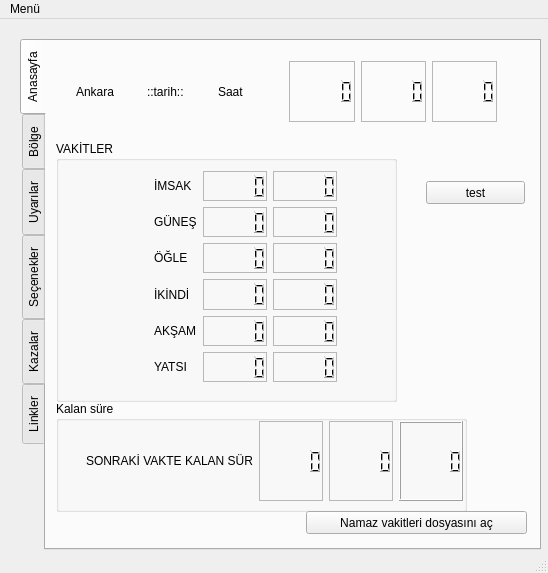
First picture: the form in data/gui/ui_pynamaz.ui, repository mustafairan/pynamaz, before the edit.
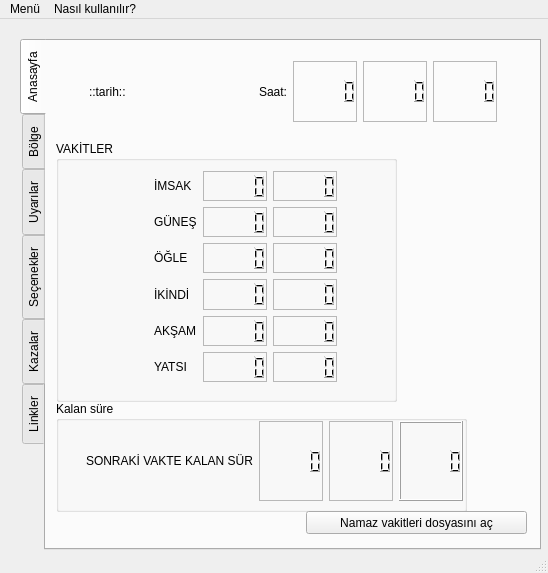
Second picture: the form after the edit. The open tabs and pages were chosen to show the change.

```diff
--- a/data/gui/ui_pynamaz.ui
+++ b/data/gui/ui_pynamaz.ui
@@ -443,10 +443,10 @@
           </rect>
          </property>
          <layout class="QGridLayout" name="gridLayout_8">
-          <item row="1" column="2">
+          <item row="1" column="3">
            <widget class="QLabel" name="label_6">
             <property name="text">
-             <string>Saat</string>
+             <string>Saat:</string>
             </property>
            </widget>
           </item>
@@ -460,11 +460,11 @@
           <item row="1" column="0">
            <widget class="QLabel" name="labelCurrentCity">
             <property name="text">
-             <string>Ankara</string>
+             <string/>
             </property>
            </widget>
           </item>
-          <item row="1" column="4">
+          <item row="1" column="5">
            <widget class="QLCDNumber" name="lcdNumberCurrentMinute">
             <property name="frameShape">
              <enum>QFrame::StyledPanel</enum>
@@ -483,7 +483,7 @@
             </property>
            </widget>
           </item>
-          <item row="1" column="3">
+          <item row="1" column="4">
            <widget class="QLCDNumber" name="lcdNumberCurrentHour">
             <property name="frameShape">
              <enum>QFrame::StyledPanel</enum>
@@ -502,7 +502,7 @@
             </property>
            </widget>
           </item>
-          <item row="1" column="5">
+          <item row="1" column="6">
            <widget class="QLCDNumber" name="lcdNumberCurrentSecond">
             <property name="frameShape">
              <enum>QFrame::StyledPanel</enum>
@@ -521,6 +521,19 @@
             </property>
            </widget>
           </item>
+          <item row="1" column="2">
+           <spacer name="horizontalSpacer_7">
+            <property name="orientation">
+             <enum>Qt::Horizontal</enum>
+            </property>
+            <property name="sizeHint" stdset="0">
+             <size>
+              <width>40</width>
+              <height>20</height>
+             </size>
+            </property>
+           </spacer>
+          </item>
          </layout>
         </widget>
         <widget class="QWidget" name="horizontalLayoutWidget">
@@ -596,19 +609,6 @@
           <string>Kalan süre</string>
          </property>
         </widget>
-        <widget class="QPushButton" name="testbutton">
-         <property name="geometry">
-          <rect>
-           <x>380</x>
-           <y>140</y>
-           <width>99</width>
-           <height>23</height>
-          </rect>
-         </property>
-         <property name="text">
-          <string>test</string>
-         </property>
-        </widget>
         <widget class="QPushButton" name="pushButtonOpenPrayerTimesText">
          <property name="geometry">
           <rect>
@@ -1202,8 +1202,16 @@
     <addaction name="menuG_r_n_m"/>
     <addaction name="actionG_ncelle_2"/>
     <addaction name="action_k"/>
+    <addaction name="actionGizle"/>
+   </widget>
+   <widget class="QMenu" name="menuNas_l_kullan_l_r">
+    <property name="title">
+     <string>Nasıl kullanılır?</string>
+    </property>
+    <addaction name="actionNas_l_kullan_l_r"/>
    </widget>
    <addaction name="menuMen"/>
+   <addaction name="menuNas_l_kullan_l_r"/>
   </widget>
   <widget class="QStatusBar" name="statusbar"/>
   <action name="action_k">
```
Left out of the diff: 134 changed lines with no effect on the pictures. Lines whose indentation alone changed are shown as unchanged.
